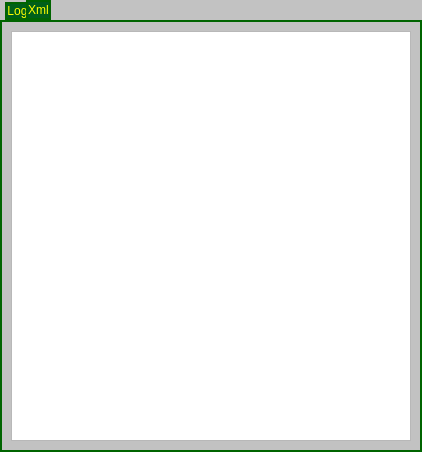
Old version of the form branches/macjariel/client/logwidget.ui in the repository kubos741/kbang.
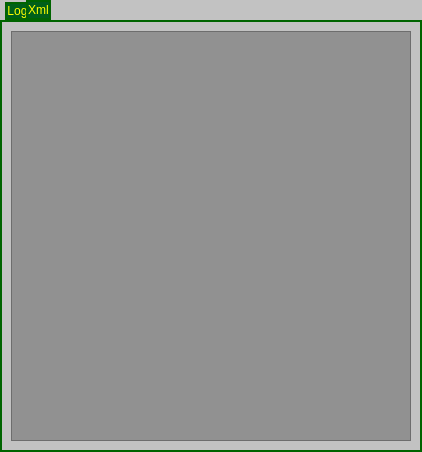
New version of the form. The open tabs and pages were chosen to show the change.

What changed in the file:
```diff
--- a/branches/macjariel/client/logwidget.ui
+++ b/branches/macjariel/client/logwidget.ui
@@ -116,9 +116,21 @@
          <layout class="QGridLayout" name="gridLayout_2" >
           <item row="0" column="0" >
            <widget class="QTextBrowser" name="mp_xmlView" >
+            <property name="font" >
+             <font>
+              <pointsize>7</pointsize>
+             </font>
+            </property>
             <property name="autoFillBackground" >
              <bool>false</bool>
             </property>
+            <property name="styleSheet" >
+             <string notr="true" >QTextBrowser
+{
+	font-size: 7pt;
+	background-color: rgba(0, 0, 0, 64);
+}</string>
+            </property>
             <property name="verticalScrollBarPolicy" >
              <enum>Qt::ScrollBarAsNeeded</enum>
             </property>
@@ -129,7 +141,7 @@
              <string>&lt;!DOCTYPE HTML PUBLIC "-//W3C//DTD HTML 4.0//EN" "http://www.w3.org/TR/REC-html40/strict.dtd">
 &lt;html>&lt;head>&lt;meta name="qrichtext" content="1" />&lt;style type="text/css">
 p, li { white-space: pre-wrap; }
-&lt;/style>&lt;/head>&lt;body style=" font-family:'Sans Serif'; font-size:9pt; font-weight:400; font-style:normal;">
+&lt;/style>&lt;/head>&lt;body style=" font-family:'Sans Serif'; font-size:7pt; font-weight:400; font-style:normal;">
 &lt;p style="-qt-paragraph-type:empty; margin-top:0px; margin-bottom:0px; margin-left:0px; margin-right:0px; -qt-block-indent:0; text-indent:0px; font-size:10pt;">&lt;/p>&lt;/body>&lt;/html></string>
             </property>
             <property name="openLinks" >
```
Left out of the diff: 2 changed lines with no effect on the pictures.
